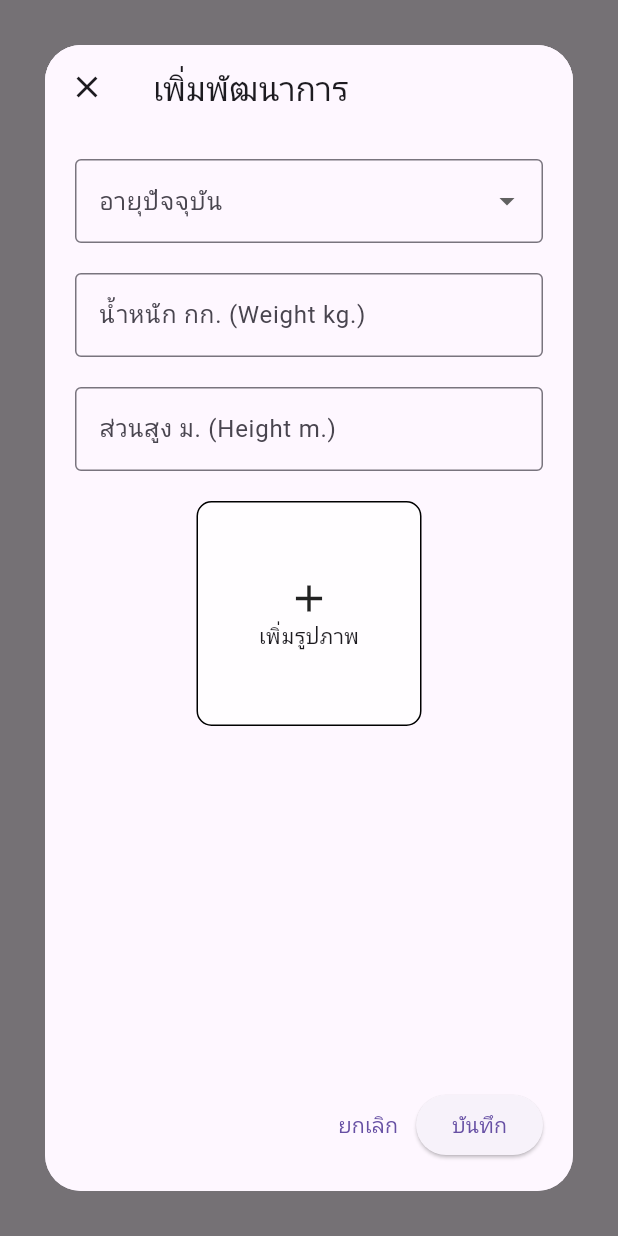
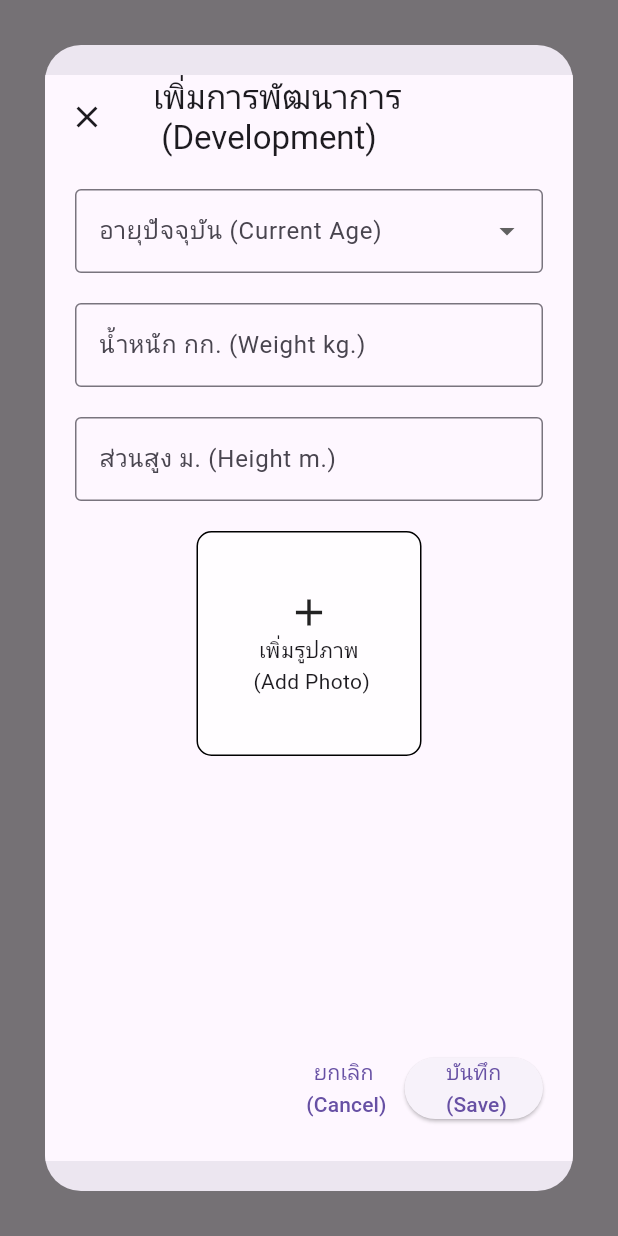
Before and after one commit to thirdfree2/Kway-Thai, a Flutter app: what showAddTrackingDialog() shows on an empty page, opened directly with empty values, on a phone screen of 412 x 824 dp. Run offline on Flutter 3.47's test engine with Material 3 defaults, Android fonts, the phone set to English and light mode, and no system bars; our stand-ins replace auto_size_text, carousel_slider, flutter_cache_manager, google_fonts, image_picker, qr_flutter and 1 more; missing offline and left inert: flutter_rounded_date_picker, galleryimage; network calls fail; Roboto replaces fonts that are missing (Chonburi).

Commit message:
develop eng sub

```diff
--- a/lib/view/buffalo/tracking_buffalo_view.dart
+++ b/lib/view/buffalo/tracking_buffalo_view.dart
@@ -43,9 +43,7 @@ class _TrackingBuffaloViewState extends State<TrackingBuffaloView> {
 
   @override
   Widget build(BuildContext context) {
-    final buffalo = Provider.of<SelectedBuffalo>(context).buffalo;
     final screenHeight = MediaQuery.of(context).size.height;
-    final screenWidth = MediaQuery.of(context).size.width;
 
     return Scaffold(
       body: DecoratedBox(
@@ -90,7 +88,7 @@ class _TrackingBuffaloViewState extends State<TrackingBuffaloView> {
                             mainAxisAlignment: MainAxisAlignment.center,
                             children: [
                               Text(
-                                "รายงานพัฒนาการ (Reports)",
+                                "การพัฒนาการ (Development)",
                                 style: TextStyle(
                                     fontSize: ScreenUtils.calculateFontSize(
                                         context, 19),
@@ -173,14 +171,16 @@ class _TrackingBuffaloViewState extends State<TrackingBuffaloView> {
                                               CrossAxisAlignment.start,
                                           children: [
                                             Text(
-                                                "ส่วนสูง: ${track.buffaloHeight} ซม."),
+                                                "ช่วงอายุ (Age Period): ${track.agePeriod}"),
                                             Text(
-                                                "น้ำหนัก: ${track.buffaloWeight} กก."),
+                                                "ส่วนสูง (Height): ${track.buffaloHeight} ซม."),
+                                            Text(
+                                                "น้ำหนัก (Weight): ${track.buffaloWeight} กก."),
                                             Text(
                                               track.createdAt != null
-                                                  ? "วันที่บันทึก: ${DateFormat('dd MMM yyyy', 'th').format(DateTime(track.createdAt!.year + 543, track.createdAt!.month, track.createdAt!.day))}"
-                                                  : "ไม่พบวันที่บันทึก",
-                                            )
+                                                  ? "วันที่บันทึก (Save Date): ${DateFormat('dd MMM yyyy', 'th').format(DateTime(track.createdAt!.year + 543, track.createdAt!.month, track.createdAt!.day))}"
+                                                  : "ไม่พบวันที่บันทึก (Not Found Record Date)",
+                                            ),
                                           ],
                                         ),
                                       ),
@@ -215,7 +215,7 @@ class _TrackingBuffaloViewState extends State<TrackingBuffaloView> {
                           ),
                           child: const Center(
                             child: Text(
-                              'เพิ่มพัฒนาการ \n (Add Report)',
+                              'เพิ่มพัฒนาการ \n (Add Develop)',
                               textAlign: TextAlign.center,
                               style: TextStyle(
                                 color: Colors.white,
@@ -300,12 +300,14 @@ void showAddTrackingDialog(
                 RoundedRectangleBorder(borderRadius: BorderRadius.circular(24)),
             child: ClipRRect(
               borderRadius: BorderRadius.circular(24),
+              child: Padding(
+                padding: const EdgeInsets.symmetric(vertical: 20),
                 child: SizedBox(
                   width: screenWidth,
                   height: screenHeight,
                   child: Scaffold(
                     appBar: AppBar(
-                    title: const Text("เพิ่มพัฒนาการ"),
+                      title: const Text("เพิ่มการพัฒนาการ \n (Development)"),
                       leading: IconButton(
                         icon: const Icon(Icons.close),
                         onPressed: () => Navigator.of(context).pop(),
@@ -318,7 +320,8 @@ void showAddTrackingDialog(
                         child: Column(
                           children: [
                             DropdownBuffalo(
-                            validateName: "กรุณาระบุอายุปัจจุบัน",
+                              validateName:
+                                  "กรุณาระบุอายุปัจจุบัน (Please enter current age)",
                               selectedStatus: selectAgePeriod,
                               statusOptions: agePeriodOptions,
                               onChanged: (newValue) {
@@ -326,13 +329,14 @@ void showAddTrackingDialog(
                                   selectAgePeriod = newValue;
                                 });
                               },
-                            name: 'อายุปัจจุบัน',
+                              name: 'อายุปัจจุบัน (Current Age)',
                             ),
                             const SizedBox(height: 20),
                             CustomTextFormField(
                               controller: weightController,
                               labelText: 'น้ำหนัก กก. (Weight kg.)',
-                            keyboardType: const TextInputType.numberWithOptions(
+                              keyboardType:
+                                  const TextInputType.numberWithOptions(
                                       decimal: true),
                               inputFormatters: [
                                 FilteringTextInputFormatter.allow(RegExp(
@@ -340,7 +344,7 @@ void showAddTrackingDialog(
                               ],
                               validator: (value) {
                                 if (value == null || value.trim().isEmpty) {
-                                return 'กรุณาระบุน้ำหนัก';
+                                  return 'กรุณาระบุน้ำหนัก (Please enter weight)';
                                 }
                                 return null;
                               },
@@ -353,11 +357,12 @@ void showAddTrackingDialog(
                                 FilteringTextInputFormatter.allow(RegExp(
                                     r'^\d*\.?\d{0,2}')), // รองรับทศนิยม 2 ตำแหน่ง
                               ],
-                            keyboardType: const TextInputType.numberWithOptions(
+                              keyboardType:
+                                  const TextInputType.numberWithOptions(
                                       decimal: true),
                               validator: (value) {
                                 if (value == null || value.trim().isEmpty) {
-                                return 'กรุณาระบุส่วนสูง';
+                                  return 'กรุณาระบุส่วนสูง (Please enter height)';
                                 }
                                 return null;
                               },
@@ -374,7 +379,7 @@ void showAddTrackingDialog(
                                       null; // clear error เมื่อเลือกรูป
                                 });
                               },
-                            labelName: 'เพิ่มรูปภาพ',
+                              labelName: 'เพิ่มรูปภาพ \n (Add Photo)',
                             ),
                             if (imageErrorText != null)
                               Padding(
@@ -395,7 +400,10 @@ void showAddTrackingDialog(
                         children: [
                           TextButton(
                             onPressed: () => Navigator.of(context).pop(),
-                          child: const Text("ยกเลิก"),
+                            child: const Text(
+                              "ยกเลิก \n (Cancel)",
+                              textAlign: TextAlign.center,
+                            ),
                           ),
                           ElevatedButton(
                             onPressed: isLoading
@@ -407,7 +415,8 @@ void showAddTrackingDialog(
 
                                     if (!isImageValid) {
                                       setState(() {
-                                      imageErrorText = 'กรุณาเลือกรูปภาพ';
+                                        imageErrorText =
+                                            'กรุณาเลือกรูปภาพ (Please enter photo)';
                                       });
                                     }
 
@@ -422,20 +431,23 @@ void showAddTrackingDialog(
                                               GlobalKey<FormState>();
 
                                           return AlertDialog(
-                                          title: const Text("ยืนยันรหัสผ่าน"),
+                                            title: const Text(
+                                                "ยืนยันรหัสผ่าน (Confirm Password)"),
                                             content: Form(
                                               key: passwordFormKey,
                                               child: TextFormField(
                                                 controller: passwordController,
                                                 obscureText: true,
-                                              decoration: const InputDecoration(
-                                                labelText: 'รหัสผ่าน',
+                                                decoration:
+                                                    const InputDecoration(
+                                                  labelText:
+                                                      'รหัสผ่าน (Password)',
                                                   border: OutlineInputBorder(),
                                                 ),
                                                 validator: (value) {
                                                   if (value == null ||
                                                       value.isEmpty) {
-                                                  return 'กรุณากรอกรหัสผ่าน';
+                                                    return 'กรุณากรอกรหัสผ่าน \n (Plase enter password)';
                                                   }
                                                   return null;
                                                 },
@@ -445,7 +457,10 @@ void showAddTrackingDialog(
                                               TextButton(
                                                 onPressed: () =>
                                                     Navigator.of(context).pop(),
-                                              child: const Text("ยกเลิก"),
+                                                child: const Text(
+                                                  "ยกเลิก \n (Cancel)",
+                                                  textAlign: TextAlign.center,
+                                                ),
                                               ),
                                               ElevatedButton(
                                                 onPressed: () async {
@@ -468,11 +483,14 @@ void showAddTrackingDialog(
                                                                 .text,
                                                         farmId: buffalo.farmId
                                                             .toString(),
-                                                      imageFile: selectedImage,
-                                                      buffaloWeight: int.parse(
+                                                        imageFile:
+                                                            selectedImage,
+                                                        buffaloWeight:
+                                                            int.parse(
                                                                 weightController
                                                                     .text),
-                                                      buffaloHeight: int.parse(
+                                                        buffaloHeight:
+                                                            int.parse(
                                                                 heightController
                                                                     .text),
                                                         agePeriod:
@@ -484,7 +502,7 @@ void showAddTrackingDialog(
                                                           .showSnackBar(
                                                         const SnackBar(
                                                             content: Text(
-                                                              "สำเร็จ: สร้างรายงานพัฒนาการสำเร็จ")),
+                                                                "สำเร็จ: สร้างรายงานพัฒนาการสำเร็จ (Create Record success)")),
                                                       );
 
                                                       Navigator.of(
@@ -497,7 +515,7 @@ void showAddTrackingDialog(
                                                           .showSnackBar(
                                                         const SnackBar(
                                                             content: Text(
-                                                              "เกิดข้อผิดพลาด: รหัสผ่านไม่ถูกต้อง")),
+                                                                "เกิดข้อผิดพลาด: รหัสผ่านไม่ถูกต้อง (Wrong password)")),
                                                       );
                                                     } finally {
                                                       setState(() {
@@ -506,7 +524,10 @@ void showAddTrackingDialog(
                                                     }
                                                   }
                                                 },
-                                              child: const Text("ยืนยัน"),
+                                                child: const Text(
+                                                  "ยืนยัน \n (Save)",
+                                                  textAlign: TextAlign.center,
+                                                ),
                                               ),
                                             ],
                                           );
@@ -518,12 +539,16 @@ void showAddTrackingDialog(
                                 ? const SizedBox(
                                     width: 20,
                                     height: 20,
-                                  child:
-                                      CircularProgressIndicator(strokeWidth: 2),
+                                    child: CircularProgressIndicator(
+                                        strokeWidth: 2),
                                   )
-                              : const Text("บันทึก"),
+                                : const Text(
+                                    "บันทึก \n (Save)",
+                                    textAlign: TextAlign.center,
+                                  ),
                           )
                         ],
+                      ),
                     ),
                   ),
                 ),
--- a/lib/view/farm_owner/register_buffalo.dart
+++ b/lib/view/farm_owner/register_buffalo.dart
@@ -712,7 +712,10 @@ class ImagePickerWidget extends StatelessWidget {
                 mainAxisAlignment: MainAxisAlignment.center,
                 children: [
                   const Icon(Icons.add, size: 30),
-                  Text(labelName ?? 'รูปโปรไฟล์')
+                  Text(
+                    labelName ?? 'รูปโปรไฟล์',
+                    textAlign: TextAlign.center,
+                  )
                 ],
               )
             : Image.file(selectedImage!, fit: BoxFit.cover),
```
Lines whose indentation alone changed are shown as unchanged.
